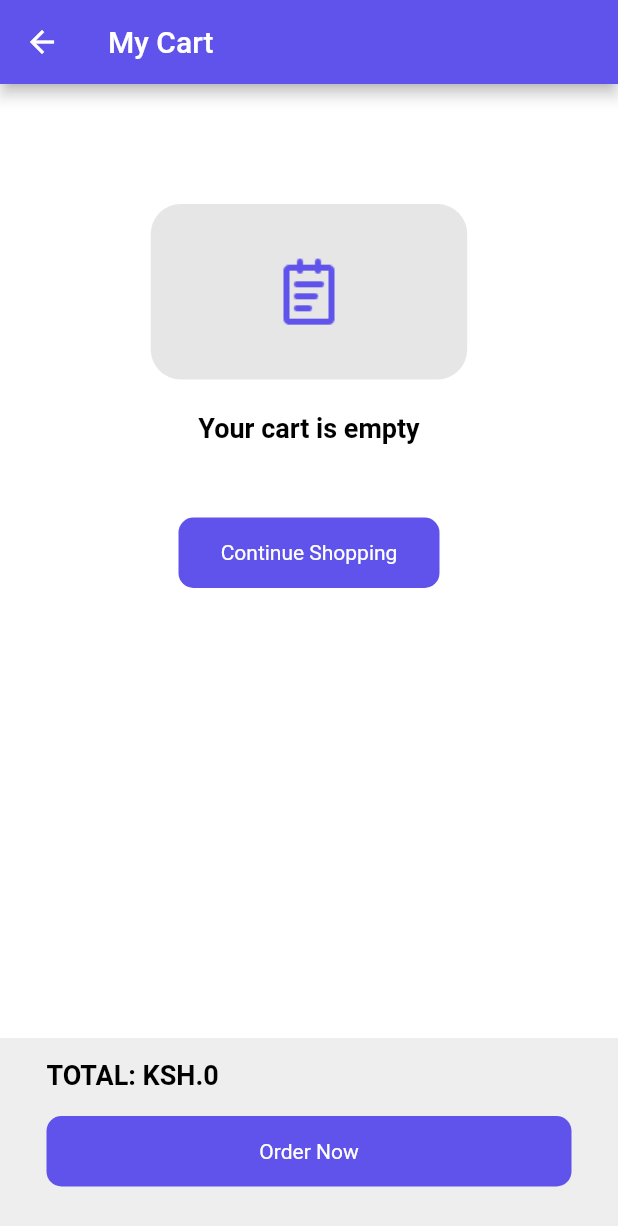
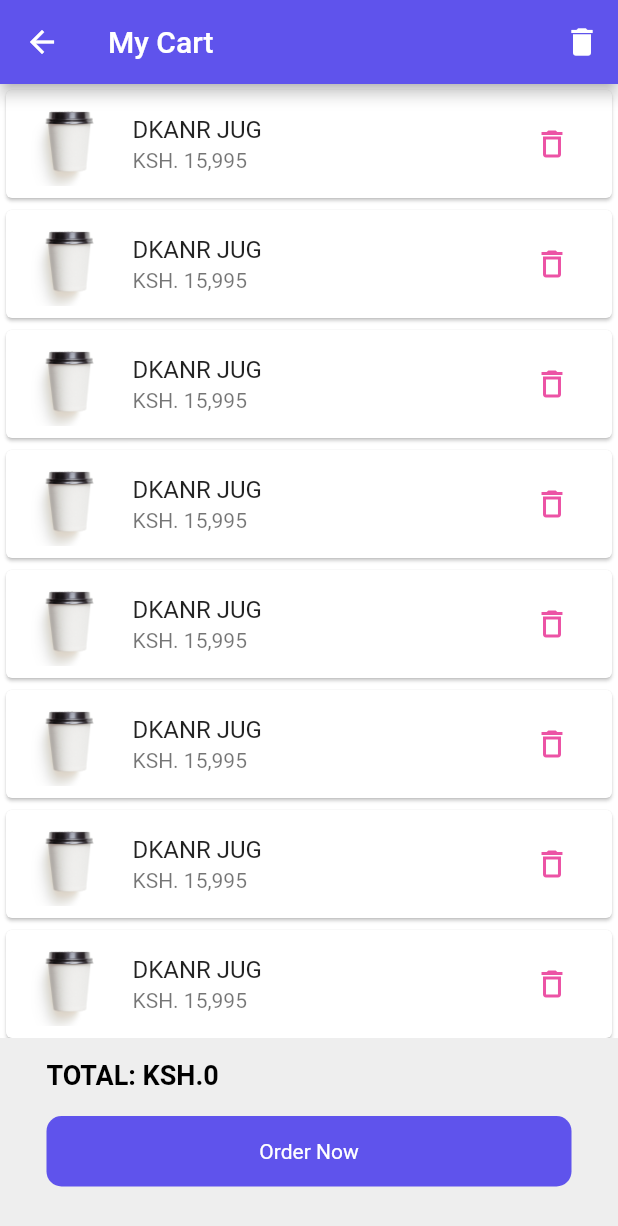
Before and after one commit to SamsonEshipillahPasili/ozcart, a Flutter app: the screen it shows after launch, after a tap on the "shopping cart" icon, on a phone screen of 412 x 824 dp. Shown: the top 1226 px of the screen. Run offline on Flutter 3.47's test engine with Material 2 defaults, Android fonts, the phone set to English and light mode, and no system bars; our stand-ins replace get.

Commit message:
Created a cart view with products

```diff
--- a/frontend/ozcart/lib/screens/cart_screens/cart_screen.dart
+++ b/frontend/ozcart/lib/screens/cart_screens/cart_screen.dart
@@ -1,4 +1,5 @@
 import 'package:flutter/material.dart';
+import 'package:ozcart/screens/cart_screens/cart_with_products.dart';
 import 'package:ozcart/screens/cart_screens/empty_cart_screen.dart';
 
 class CartScreen extends StatelessWidget {
@@ -6,8 +7,16 @@ class CartScreen extends StatelessWidget {
   Widget build(BuildContext context) {
     return Scaffold(
       backgroundColor: Colors.white,
-      appBar: AppBar(title: Text('My Cart')),
-      body: EmptyCartScreen(),
+      appBar: AppBar(
+        title: Text('My Cart'),
+        actions: [
+          IconButton(
+            onPressed: () {},
+            icon: Icon(Icons.delete),
+          )
+        ],
+      ),
+      body: CartWithProducts(),
     );
   }
 }
--- /dev/null
+++ b/frontend/ozcart/lib/screens/cart_screens/cart_with_products.dart
@@ -0,0 +1,37 @@
+import 'package:flutter/material.dart';
+import 'package:get/get.dart';
+import 'package:ozcart/screens/cart_screens/oz_cart_product.dart';
+
+import 'oz_cart_action.dart';
+
+class CartWithProducts extends StatelessWidget {
+  @override
+  Widget build(BuildContext context) {
+    return Container(
+      width: double.infinity,
+      child: Column(
+        mainAxisSize: MainAxisSize.min,
+        children: [
+          Expanded(
+            child: ListView(
+              children: List.generate(
+                10,
+                (index) => OzCartProduct(),
+              ),
+            ),
+          ),
+          OzCartAction(
+            onOrder: () => {
+              Get.snackbar(
+                'Order Status',
+                'Placing orders is coming soon!',
+                colorText: Colors.white,
+                backgroundColor: Colors.black.withOpacity(0.8),
+              )
+            },
+          ),
+        ],
+      ),
+    );
+  }
+}
--- /dev/null
+++ b/frontend/ozcart/lib/screens/cart_screens/oz_cart_product.dart
@@ -0,0 +1,21 @@
+import 'package:flutter/material.dart';
+
+class OzCartProduct extends StatelessWidget {
+  @override
+  Widget build(BuildContext context) {
+    return Card(
+      child: ListTile(
+        leading: Image.asset('assets/cup_3.png'),
+        title: Text('DKANR JUG'),
+        subtitle: Text('KSH. 15,995'),
+        trailing: IconButton(
+          icon: Icon(
+            Icons.delete_outlined,
+            color: Theme.of(context).accentColor,
+          ),
+          onPressed: () {},
+        ),
+      ),
+    );
+  }
+}
```
Also changed, not shown: frontend/ozcart/assets/cup_3.png (added).
